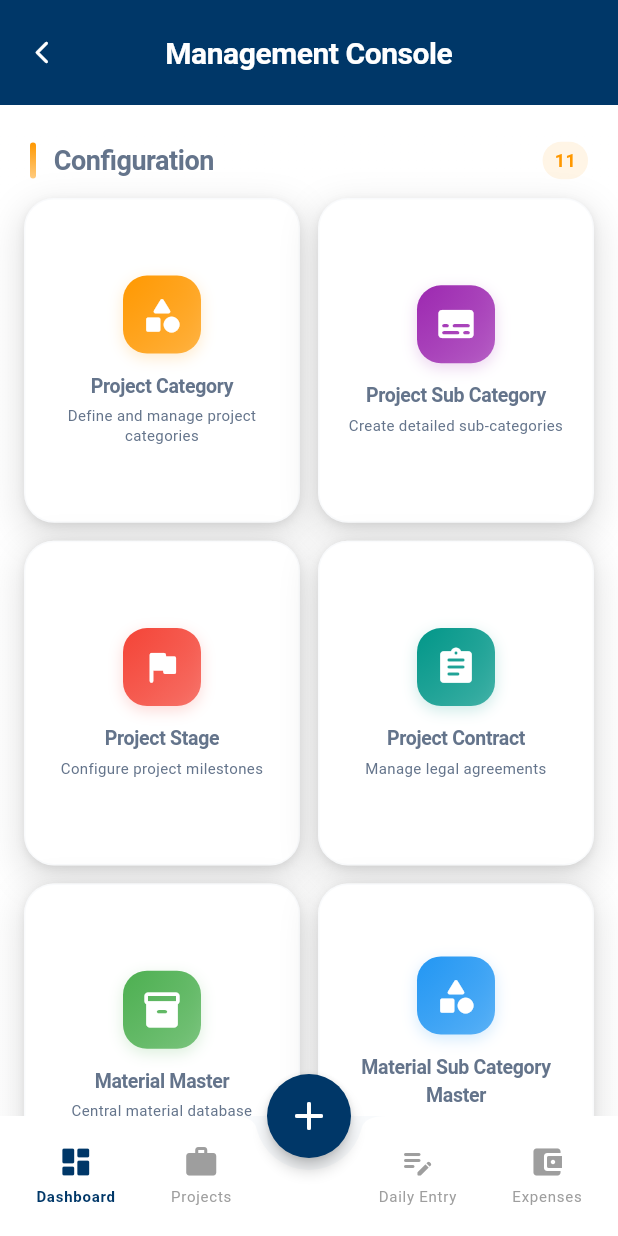
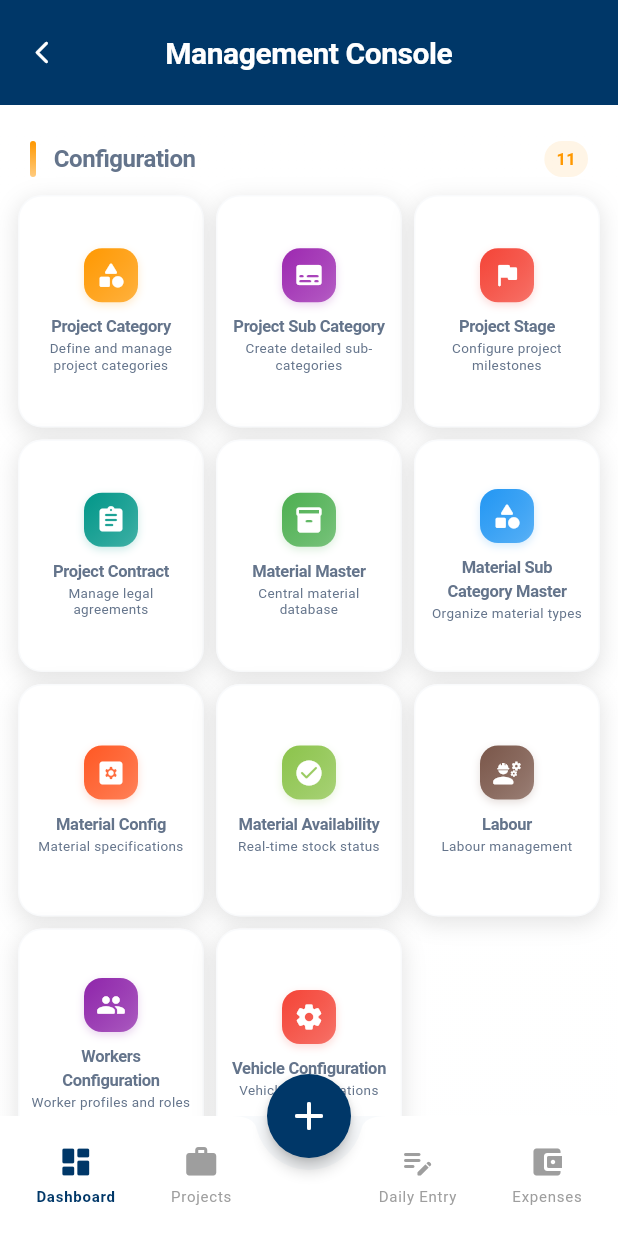
Before and after one commit to RooksBrooksIT/cst_white_label_app, a Flutter app: the OrganizationDashboard screen opened by its route, after a tap on "Manager Account", on a phone screen of 412 x 824 dp. Run offline on Flutter 3.47's test engine with Material 3 defaults, Android fonts, the phone set to English and light mode, and no system bars; our stand-ins replace cloud_firestore, file_picker, firebase_auth, firebase_core, firebase_messaging, firebase_storage and 10 more; accounts and stored records are empty.

Commit message:
latest commit

```diff
--- a/lib/main.dart
+++ b/lib/main.dart
@@ -22,6 +22,7 @@ import 'package:demo_cst/screens/branding_edit_screen.dart';
 import 'package:demo_cst/screens/contact_support_screen.dart';
 
 final GlobalKey<NavigatorState> navigatorKey = GlobalKey<NavigatorState>();
+
 void main() async {
   WidgetsFlutterBinding.ensureInitialized();
   await Firebase.initializeApp(options: DefaultFirebaseOptions.currentPlatform);
--- a/lib/screens/Organization_Dashboard.dart
+++ b/lib/screens/Organization_Dashboard.dart
@@ -146,7 +146,7 @@ class _OrganizationDashboardState extends State<OrganizationDashboard> {
 
   List<Widget> _buildGridSections(BuildContext context, ThemeData theme) {
     final screenWidth = MediaQuery.of(context).size.width;
-    final crossAxisCount = screenWidth < 600 ? 2 : (screenWidth < 900 ? 3 : 4);
+    final crossAxisCount = screenWidth < 600 ? 3 : (screenWidth < 900 ? 4 : 6);
     final categories = _getCategories(theme);
     List<Widget> slivers = [];
 
@@ -180,7 +180,7 @@ class _OrganizationDashboardState extends State<OrganizationDashboard> {
                       Text(
                         category.title,
                         style: const TextStyle(
-                          fontSize: 18,
+                          fontSize: 16,
                           fontWeight: FontWeight.bold,
                           letterSpacing: -0.3,
                         ),
@@ -188,7 +188,7 @@ class _OrganizationDashboardState extends State<OrganizationDashboard> {
                       Text(
                         category.subtitle,
                         style: TextStyle(
-                          fontSize: 12,
+                          fontSize: 11,
                           color: theme.colorScheme.onSurfaceVariant,
                         ),
                       ),
@@ -207,7 +207,7 @@ class _OrganizationDashboardState extends State<OrganizationDashboard> {
                   child: Text(
                     '${category.items.length}',
                     style: TextStyle(
-                      fontSize: 12,
+                      fontSize: 11,
                       fontWeight: FontWeight.w600,
                       color: category.color,
                     ),
@@ -222,7 +222,7 @@ class _OrganizationDashboardState extends State<OrganizationDashboard> {
       // Items Grid for this section
       slivers.add(
         SliverPadding(
-          padding: const EdgeInsets.symmetric(horizontal: 16),
+          padding: const EdgeInsets.symmetric(horizontal: 12),
           sliver: SliverGrid(
             delegate: SliverChildBuilderDelegate((context, index) {
               final item = category.items[index];
@@ -230,9 +230,9 @@ class _OrganizationDashboardState extends State<OrganizationDashboard> {
             }, childCount: category.items.length),
             gridDelegate: SliverGridDelegateWithFixedCrossAxisCount(
               crossAxisCount: crossAxisCount,
-              crossAxisSpacing: 12,
-              mainAxisSpacing: 12,
-              childAspectRatio: 0.85,
+              crossAxisSpacing: 8,
+              mainAxisSpacing: 8,
+              childAspectRatio: 0.8,
             ),
           ),
         ),
@@ -246,63 +246,57 @@ class _OrganizationDashboardState extends State<OrganizationDashboard> {
     final theme = Theme.of(context);
     return Card(
       elevation: 0,
-      shape: RoundedRectangleBorder(borderRadius: BorderRadius.circular(20)),
+      shape: RoundedRectangleBorder(borderRadius: BorderRadius.circular(16)),
       color: theme.cardColor,
       child: InkWell(
         onTap: () {
           HapticFeedback.lightImpact();
           item.onTap();
         },
-        borderRadius: BorderRadius.circular(20),
+        borderRadius: BorderRadius.circular(16),
         child: Container(
           decoration: BoxDecoration(
-            borderRadius: BorderRadius.circular(20),
+            borderRadius: BorderRadius.circular(16),
             color: theme.cardColor,
             border: Border.all(color: theme.dividerColor.withOpacity(0.2)),
             boxShadow: [
               BoxShadow(
-                color: Colors.black.withOpacity(0.12),
-                blurRadius: 20,
-                spreadRadius: 2,
-                offset: const Offset(0, 8),
-              ),
-              BoxShadow(
-                color: Colors.black.withOpacity(0.08),
-                blurRadius: 4,
-                spreadRadius: 0,
-                offset: const Offset(0, 2),
+                color: Colors.black.withOpacity(0.1),
+                blurRadius: 12,
+                spreadRadius: 1,
+                offset: const Offset(0, 4),
               ),
             ],
           ),
           child: Padding(
-            padding: const EdgeInsets.all(12),
+            padding: const EdgeInsets.all(8),
             child: Column(
               mainAxisAlignment: MainAxisAlignment.center,
               children: [
                 Container(
-                  padding: const EdgeInsets.all(12),
+                  padding: const EdgeInsets.all(8),
                   decoration: BoxDecoration(
                     gradient: LinearGradient(
                       begin: Alignment.topLeft,
                       end: Alignment.bottomRight,
                       colors: [item.color, item.color.withOpacity(0.7)],
                     ),
-                    borderRadius: BorderRadius.circular(16),
+                    borderRadius: BorderRadius.circular(12),
                     boxShadow: [
                       BoxShadow(
                         color: item.color.withOpacity(0.2),
-                        blurRadius: 8,
-                        offset: const Offset(0, 3),
+                        blurRadius: 4,
+                        offset: const Offset(0, 2),
                       ),
                     ],
                   ),
-                  child: Icon(item.icon, color: Colors.white, size: 28),
+                  child: Icon(item.icon, color: Colors.white, size: 20),
                 ),
-                const SizedBox(height: 12),
+                const SizedBox(height: 8),
                 Text(
                   item.title,
                   style: const TextStyle(
-                    fontSize: 13,
+                    fontSize: 11,
                     fontWeight: FontWeight.w600,
                     letterSpacing: -0.2,
                   ),
@@ -310,13 +304,13 @@ class _OrganizationDashboardState extends State<OrganizationDashboard> {
                   maxLines: 2,
                   overflow: TextOverflow.ellipsis,
                 ),
-                const SizedBox(height: 4),
+                const SizedBox(height: 2),
                 Text(
                   item.subtitle,
                   style: TextStyle(
-                    fontSize: 10,
+                    fontSize: 9,
                     color: theme.colorScheme.onSurfaceVariant,
-                    height: 1.3,
+                    height: 1.2,
                   ),
                   textAlign: TextAlign.center,
                   maxLines: 2,
--- a/lib/screens/config_account_dashboard.dart
+++ b/lib/screens/config_account_dashboard.dart
@@ -319,7 +319,7 @@ class _ConfigAccountDashboardState extends State<ConfigAccountDashboard> {
   Widget build(BuildContext context) {
     final theme = Theme.of(context);
     final screenWidth = MediaQuery.of(context).size.width;
-    final crossAxisCount = screenWidth < 600 ? 2 : (screenWidth < 900 ? 3 : 4);
+    final crossAxisCount = screenWidth < 600 ? 3 : (screenWidth < 900 ? 4 : 6);
 
     return GlassScaffold(
       title: _currentIndex == 0
@@ -466,7 +466,7 @@ class _ConfigAccountDashboardState extends State<ConfigAccountDashboard> {
                 Text(
                   sectionTitle,
                   style: const TextStyle(
-                    fontSize: 18,
+                    fontSize: 16,
                     fontWeight: FontWeight.bold,
                     letterSpacing: -0.3,
                   ),
@@ -484,7 +484,7 @@ class _ConfigAccountDashboardState extends State<ConfigAccountDashboard> {
                   child: Text(
                     '${items.length}',
                     style: TextStyle(
-                      fontSize: 12,
+                      fontSize: 11,
                       fontWeight: FontWeight.w600,
                       color: items.first.color,
                     ),
@@ -498,7 +498,7 @@ class _ConfigAccountDashboardState extends State<ConfigAccountDashboard> {
 
       slivers.add(
         SliverPadding(
-          padding: const EdgeInsets.symmetric(horizontal: 16),
+          padding: const EdgeInsets.symmetric(horizontal: 12),
           sliver: SliverGrid(
             delegate: SliverChildBuilderDelegate(
               (context, index) => _buildGridItem(items[index]),
@@ -506,9 +506,9 @@ class _ConfigAccountDashboardState extends State<ConfigAccountDashboard> {
             ),
             gridDelegate: SliverGridDelegateWithFixedCrossAxisCount(
               crossAxisCount: crossAxisCount,
-              crossAxisSpacing: 12,
-              mainAxisSpacing: 12,
-              childAspectRatio: 0.85,
+              crossAxisSpacing: 8,
+              mainAxisSpacing: 8,
+              childAspectRatio: 0.8,
             ),
           ),
         ),
@@ -521,7 +521,7 @@ class _ConfigAccountDashboardState extends State<ConfigAccountDashboard> {
   Widget _buildGridItem(DashboardItem item) {
     return Card(
       elevation: 0,
-      shape: RoundedRectangleBorder(borderRadius: BorderRadius.circular(20)),
+      shape: RoundedRectangleBorder(borderRadius: BorderRadius.circular(16)),
       color: Theme.of(context).cardColor,
       child: InkWell(
         onTap: () {
@@ -532,58 +532,52 @@ class _ConfigAccountDashboardState extends State<ConfigAccountDashboard> {
             _navigateToScreen(context, item.title);
           }
         },
-        borderRadius: BorderRadius.circular(20),
+        borderRadius: BorderRadius.circular(16),
         child: Container(
           decoration: BoxDecoration(
-            borderRadius: BorderRadius.circular(20),
+            borderRadius: BorderRadius.circular(16),
             color: Theme.of(context).cardColor,
             border: Border.all(
               color: Theme.of(context).dividerColor.withValues(alpha: 0.2),
             ),
             boxShadow: [
               BoxShadow(
-                color: Colors.black.withOpacity(0.12),
-                blurRadius: 20,
-                spreadRadius: 2,
-                offset: const Offset(0, 8),
-              ),
-              BoxShadow(
-                color: Colors.black.withOpacity(0.08),
-                blurRadius: 4,
-                spreadRadius: 0,
-                offset: const Offset(0, 2),
+                color: Colors.black.withOpacity(0.1),
+                blurRadius: 12,
+                spreadRadius: 1,
+                offset: const Offset(0, 4),
               ),
             ],
           ),
           child: Padding(
-            padding: const EdgeInsets.all(12),
+            padding: const EdgeInsets.all(8),
             child: Column(
               mainAxisAlignment: MainAxisAlignment.center,
               children: [
                 Container(
-                  padding: const EdgeInsets.all(12),
+                  padding: const EdgeInsets.all(8),
                   decoration: BoxDecoration(
                     gradient: LinearGradient(
                       begin: Alignment.topLeft,
                       end: Alignment.bottomRight,
                       colors: [item.color, item.color.withValues(alpha: 0.7)],
                     ),
-                    borderRadius: BorderRadius.circular(16),
+                    borderRadius: BorderRadius.circular(12),
                     boxShadow: [
                       BoxShadow(
                         color: item.color.withValues(alpha: 0.2),
-                        blurRadius: 8,
-                        offset: const Offset(0, 3),
+                        blurRadius: 4,
+                        offset: const Offset(0, 2),
                       ),
                     ],
                   ),
-                  child: Icon(item.icon, color: Colors.white, size: 28),
+                  child: Icon(item.icon, color: Colors.white, size: 20),
                 ),
-                const SizedBox(height: 12),
+                const SizedBox(height: 8),
                 Text(
                   item.title,
                   style: const TextStyle(
-                    fontSize: 13,
+                    fontSize: 11,
                     fontWeight: FontWeight.w600,
                     letterSpacing: -0.2,
                   ),
@@ -591,13 +585,13 @@ class _ConfigAccountDashboardState extends State<ConfigAccountDashboard> {
                   maxLines: 2,
                   overflow: TextOverflow.ellipsis,
                 ),
-                const SizedBox(height: 4),
+                const SizedBox(height: 2),
                 Text(
                   item.subtitle,
                   style: TextStyle(
-                    fontSize: 10,
+                    fontSize: 9,
                     color: Theme.of(context).colorScheme.onSurfaceVariant,
-                    height: 1.3,
+                    height: 1.2,
                   ),
                   textAlign: TextAlign.center,
                   maxLines: 2,
--- a/lib/screens/join_by_referral_page.dart
+++ b/lib/screens/join_by_referral_page.dart
@@ -34,6 +34,10 @@ class _JoinByReferralPageState extends State<JoinByReferralPage> {
         await prefs.setString('temp_org_path', orgId);
         await prefs.setString('temp_referral_role', 'organization');
         await prefs.setString('temp_referral_code', code);
+        await prefs.setBool(
+          'is_join_with_code',
+          true,
+        ); // Flag for restricted flow
 
         // Sync branding immediately after joining
         await AppTheme.syncWithFirestore(orgId);
--- a/lib/screens/splash_screen.dart
+++ b/lib/screens/splash_screen.dart
@@ -32,7 +32,7 @@ class _SplashScreenState extends State<SplashScreen>
 
     _controller = AnimationController(
       vsync: this,
-      duration: const Duration(milliseconds: 2200),
+      duration: const Duration(milliseconds: 900),
     );
 
     _logoOpacity = Tween<double>(begin: 0.0, end: 1.0).animate(
@@ -88,7 +88,7 @@ class _SplashScreenState extends State<SplashScreen>
     }
 
     // After animation and sync, navigate
-    Future.delayed(const Duration(milliseconds: 3000), () async {
+    Future.delayed(const Duration(milliseconds: 1000), () async {
       if (mounted) {
         final accepted = await TermsHelper.hasAcceptedTerms();
         if (!accepted) {
--- a/lib/screens/supervisor_login_page.dart
+++ b/lib/screens/supervisor_login_page.dart
@@ -27,6 +27,7 @@ class _SupervisorLoginPageState extends State<SupervisorLoginPage> {
   final TextEditingController _passwordController = TextEditingController();
   final TextEditingController _referralController = TextEditingController();
   bool _isLoading = false;
+  bool _isJoinWithCode = false;
 
   bool _isContractor = false;
   List<String> _supervisorNames = [];
@@ -34,6 +35,7 @@ class _SupervisorLoginPageState extends State<SupervisorLoginPage> {
   String? _tempOrgName;
   String? _tempLogoUrl;
   String? _actualReferralCode;
+  bool _isFromReferralFlow = false;
 
   @override
   void initState() {
@@ -52,6 +54,7 @@ class _SupervisorLoginPageState extends State<SupervisorLoginPage> {
         _tempOrgName = prefs.getString('temp_org_name');
         _tempLogoUrl = prefs.getString('temp_logo_url');
         _actualReferralCode = prefs.getString('temp_referral_code');
+        _isFromReferralFlow = prefs.getBool('is_from_referral_flow') ?? false;
 
         if (_tempOrgName != null) {
           _referralController.text = _tempOrgName!;
```
Also changed, not shown: lib/screens/customer_dashboard.dart (+26 -32 lines), lib/screens/org_sub_menu_screen.dart (+22 -26 lines), lib/screens/supervisor_dashboard.dart (+26 -33 lines), lib/screens/tools_movement_page.dart (+63 -19 lines).
